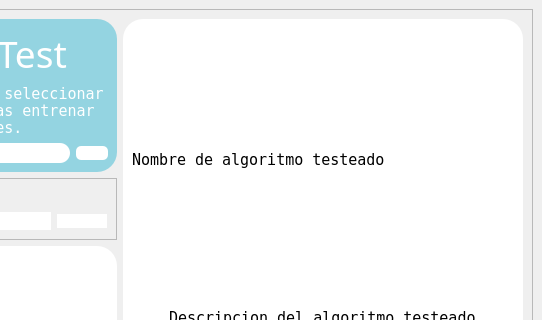
Before: the Qt Designer form Interfaz/test.ui in adobrasca512/EatEaser, drawn with Qt 5; both pictures show x 258 to 800 and y 0 to 320 of the 800 by 601 pixel window.
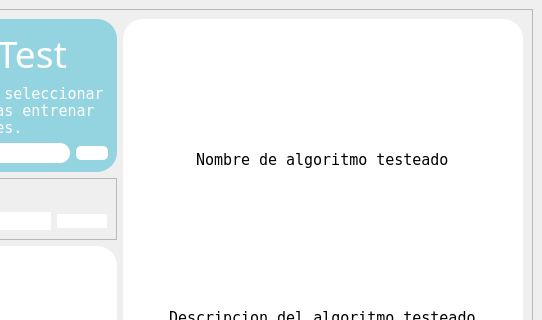
After: the same form once the commit is applied. Icons and pictures are not drawn.

```diff
--- a/Interfaz/test.ui
+++ b/Interfaz/test.ui
@@ -373,8 +373,8 @@
             </property>
            </widget>
           </item>
-          <item>
-           <widget class="QLabel" name="label">
+          <item alignment="Qt::AlignHCenter">
+           <widget class="QLabel" name="titulo">
             <property name="font">
              <font>
               <family>NSimSun</family>
```
Left out of the diff: 6 changed lines with no effect on the pictures.
